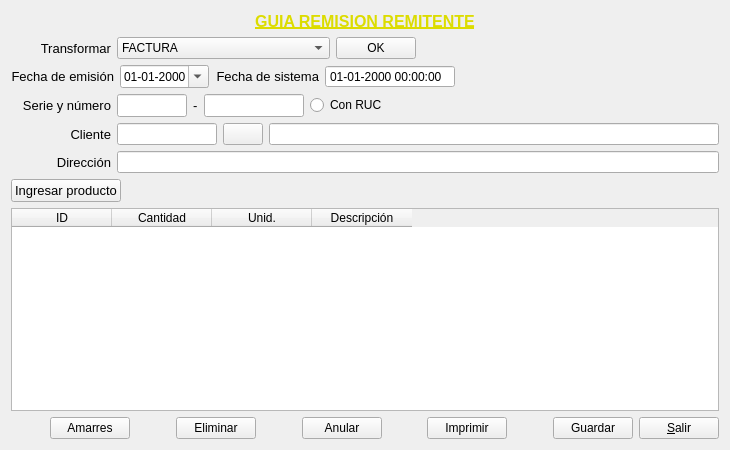
First picture: the form in Venta/ventaguiarr.ui, repository radtek/manager, before the edit.
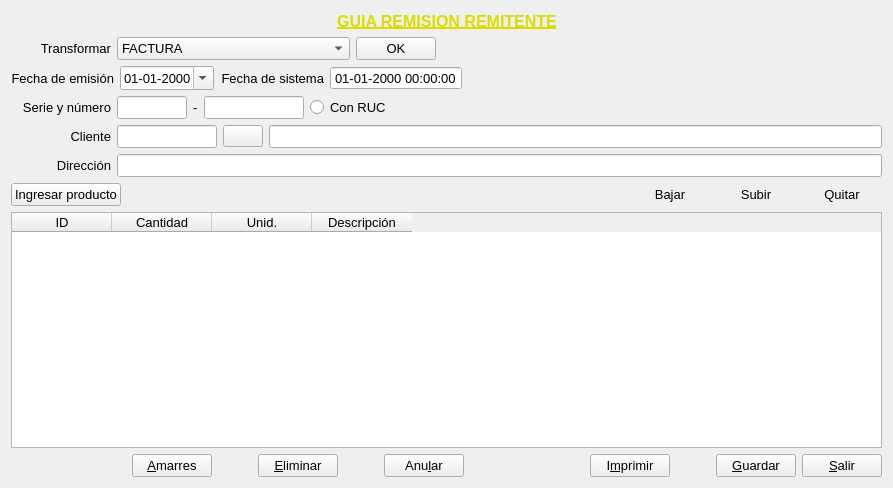
Second picture: the form after the edit. Icons and pictures are not drawn.

The edit to the form file:
```diff
--- a/Venta/ventaguiarr.ui
+++ b/Venta/ventaguiarr.ui
@@ -6,8 +6,8 @@
    <rect>
     <x>0</x>
     <y>0</y>
-    <width>730</width>
-    <height>450</height>
+    <width>893</width>
+    <height>488</height>
    </rect>
   </property>
   <property name="windowTitle">
@@ -90,6 +90,11 @@
      </item>
      <item>
       <widget class="QComboBox" name="comboBox_transformar">
+       <property name="font">
+        <font>
+         <pointsize>10</pointsize>
+        </font>
+       </property>
        <property name="currentIndex">
         <number>1</number>
        </property>
@@ -115,6 +120,11 @@
      </item>
      <item>
       <widget class="QPushButton" name="pushButton_transformar">
+       <property name="font">
+        <font>
+         <pointsize>10</pointsize>
+        </font>
+       </property>
        <property name="text">
         <string>OK</string>
        </property>
@@ -160,6 +170,11 @@
      </item>
      <item>
       <widget class="QDateEdit" name="dateEdit_emision">
+       <property name="font">
+        <font>
+         <pointsize>10</pointsize>
+        </font>
+       </property>
        <property name="displayFormat">
         <string>dd-MM-yyyy</string>
        </property>
@@ -203,6 +218,11 @@
          <height>0</height>
         </size>
        </property>
+       <property name="font">
+        <font>
+         <pointsize>10</pointsize>
+        </font>
+       </property>
        <property name="readOnly">
         <bool>true</bool>
        </property>
@@ -312,6 +332,11 @@
      </item>
      <item>
       <widget class="QRadioButton" name="radioButton_tipo">
+       <property name="font">
+        <font>
+         <pointsize>10</pointsize>
+        </font>
+       </property>
        <property name="text">
         <string>Con RUC</string>
        </property>
@@ -375,6 +400,11 @@
          <height>16777215</height>
         </size>
        </property>
+       <property name="font">
+        <font>
+         <pointsize>10</pointsize>
+        </font>
+       </property>
        <property name="readOnly">
         <bool>true</bool>
        </property>
@@ -395,7 +425,13 @@
       </widget>
      </item>
      <item>
-      <widget class="QLineEdit" name="lineEdit_nombre"/>
+      <widget class="QLineEdit" name="lineEdit_nombre">
+       <property name="font">
+        <font>
+         <pointsize>10</pointsize>
+        </font>
+       </property>
+      </widget>
      </item>
     </layout>
    </item>
@@ -423,7 +459,13 @@
       </widget>
      </item>
      <item>
-      <widget class="QLineEdit" name="lineEdit_direccion"/>
+      <widget class="QLineEdit" name="lineEdit_direccion">
+       <property name="font">
+        <font>
+         <pointsize>10</pointsize>
+        </font>
+       </property>
+      </widget>
      </item>
     </layout>
    </item>
@@ -469,8 +511,13 @@
      </item>
      <item>
       <widget class="QPushButton" name="pushButton_down">
+       <property name="font">
+        <font>
+         <pointsize>10</pointsize>
+        </font>
+       </property>
        <property name="text">
-        <string/>
+        <string>Bajar</string>
        </property>
        <property name="icon">
         <iconset resource="../ManagerSystem/Iconos.qrc">
@@ -483,8 +530,13 @@
      </item>
      <item>
       <widget class="QPushButton" name="pushButton_up">
+       <property name="font">
+        <font>
+         <pointsize>10</pointsize>
+        </font>
+       </property>
        <property name="text">
-        <string/>
+        <string>Subir</string>
        </property>
        <property name="icon">
         <iconset resource="../ManagerSystem/Iconos.qrc">
@@ -497,8 +549,13 @@
      </item>
      <item>
       <widget class="QPushButton" name="pushButton_borrar">
+       <property name="font">
+        <font>
+         <pointsize>10</pointsize>
+        </font>
+       </property>
        <property name="text">
-        <string/>
+        <string>Quitar</string>
        </property>
        <property name="icon">
         <iconset resource="../ManagerSystem/Iconos.qrc">
@@ -513,6 +570,11 @@
    </item>
    <item>
     <widget class="QTableWidget" name="tableWidget">
+     <property name="font">
+      <font>
+       <pointsize>10</pointsize>
+      </font>
+     </property>
      <attribute name="horizontalHeaderDefaultSectionSize">
       <number>100</number>
      </attribute>
@@ -558,8 +620,23 @@
      </item>
      <item>
       <widget class="QPushButton" name="pushButton_amarres">
+       <property name="font">
+        <font>
+         <pointsize>10</pointsize>
+        </font>
+       </property>
        <property name="text">
-        <string>Amarres</string>
+        <string>&amp;Amarres</string>
+       </property>
+       <property name="icon">
+        <iconset resource="../ManagerSystem/Iconos.qrc">
+         <normaloff>:/new/Iconos/amarres.png</normaloff>:/new/Iconos/amarres.png</iconset>
+       </property>
+       <property name="iconSize">
+        <size>
+         <width>48</width>
+         <height>48</height>
+        </size>
        </property>
       </widget>
      </item>
@@ -581,8 +658,23 @@
      </item>
      <item>
       <widget class="QPushButton" name="pushButton_eliminar">
+       <property name="font">
+        <font>
+         <pointsize>10</pointsize>
+        </font>
+       </property>
        <property name="text">
-        <string>Eliminar</string>
+        <string>&amp;Eliminar</string>
+       </property>
+       <property name="icon">
+        <iconset resource="../ManagerSystem/Iconos.qrc">
+         <normaloff>:/new/Iconos/eliminar.png</normaloff>:/new/Iconos/eliminar.png</iconset>
+       </property>
+       <property name="iconSize">
+        <size>
+         <width>48</width>
+         <height>48</height>
+        </size>
        </property>
       </widget>
      </item>
@@ -604,8 +696,23 @@
      </item>
      <item>
       <widget class="QPushButton" name="pushButton_anular">
+       <property name="font">
+        <font>
+         <pointsize>10</pointsize>
+        </font>
+       </property>
        <property name="text">
-        <string>Anular</string>
+        <string>Anu&amp;lar</string>
+       </property>
+       <property name="icon">
+        <iconset resource="../ManagerSystem/Iconos.qrc">
+         <normaloff>:/new/Iconos/anular.png</normaloff>:/new/Iconos/anular.png</iconset>
+       </property>
+       <property name="iconSize">
+        <size>
+         <width>48</width>
+         <height>48</height>
+        </size>
        </property>
       </widget>
      </item>
@@ -624,8 +731,23 @@
      </item>
      <item>
       <widget class="QPushButton" name="pushButton_imprimir">
+       <property name="font">
+        <font>
+         <pointsize>10</pointsize>
+        </font>
+       </property>
        <property name="text">
-        <string>Imprimir</string>
+        <string>I&amp;mprimir</string>
+       </property>
+       <property name="icon">
+        <iconset resource="../ManagerSystem/Iconos.qrc">
+         <normaloff>:/new/Iconos/imprimir.png</normaloff>:/new/Iconos/imprimir.png</iconset>
+       </property>
+       <property name="iconSize">
+        <size>
+         <width>48</width>
+         <height>48</height>
+        </size>
        </property>
       </widget>
      </item>
@@ -647,16 +769,46 @@
      </item>
      <item>
       <widget class="QPushButton" name="pushButton_guardar">
+       <property name="font">
+        <font>
+         <pointsize>10</pointsize>
+        </font>
+       </property>
        <property name="text">
-        <string>Guardar</string>
+        <string>&amp;Guardar</string>
+       </property>
+       <property name="icon">
+        <iconset resource="../ManagerSystem/Iconos.qrc">
+         <normaloff>:/new/Iconos/guardar.png</normaloff>:/new/Iconos/guardar.png</iconset>
+       </property>
+       <property name="iconSize">
+        <size>
+         <width>48</width>
+         <height>48</height>
+        </size>
        </property>
       </widget>
      </item>
      <item>
       <widget class="QPushButton" name="pushButton_salir">
+       <property name="font">
+        <font>
+         <pointsize>10</pointsize>
+        </font>
+       </property>
        <property name="text">
         <string>&amp;Salir</string>
        </property>
+       <property name="icon">
+        <iconset resource="../ManagerSystem/Iconos.qrc">
+         <normaloff>:/new/Iconos/salir_32.png</normaloff>:/new/Iconos/salir_32.png</iconset>
+       </property>
+       <property name="iconSize">
+        <size>
+         <width>48</width>
+         <height>48</height>
+        </size>
+       </property>
       </widget>
      </item>
     </layout>
```
Left out of the diff: 9 changed lines with no effect on the pictures.
